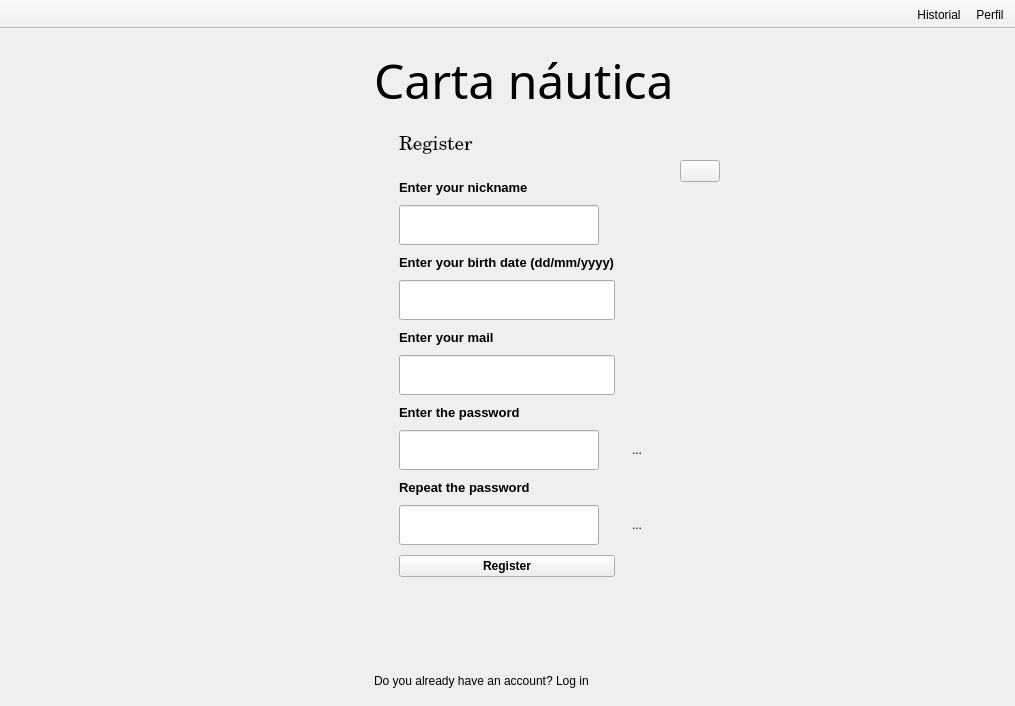
Before: the Qt Designer form mainwindow.ui in raqquel21/carta-nautica, drawn with Qt 5.
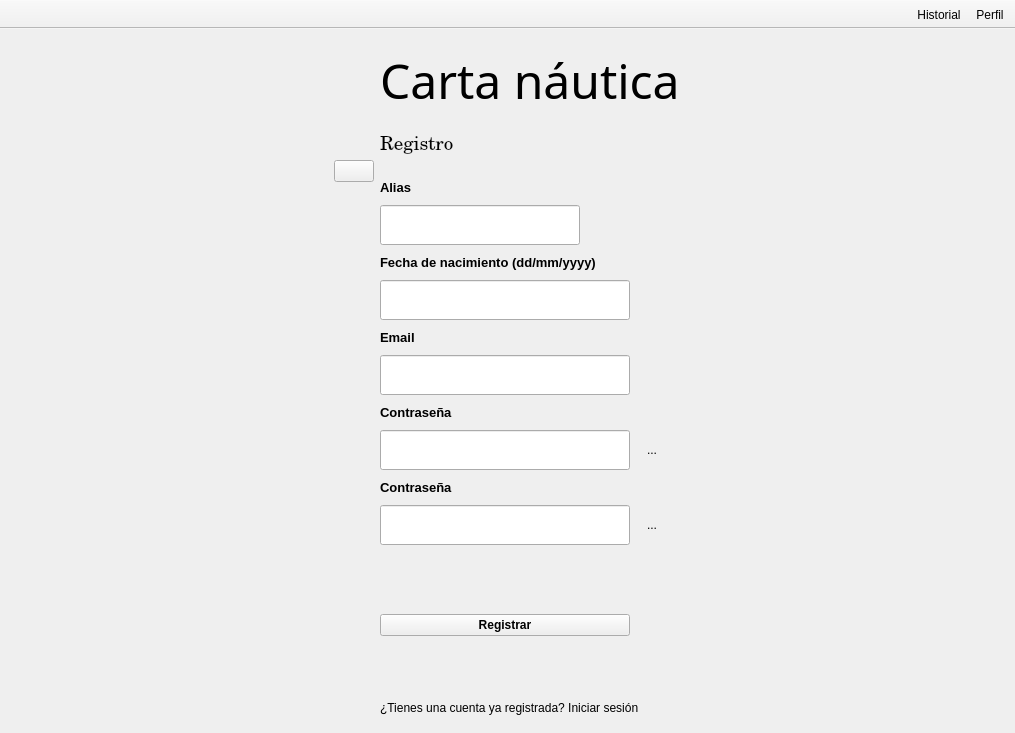
After: the same form once the commit is applied. The open tabs and pages were chosen to show the change. Icons and pictures are not drawn.

What changed in the file:
```diff
--- a/mainwindow.ui
+++ b/mainwindow.ui
@@ -7,7 +7,7 @@
     <x>0</x>
     <y>0</y>
     <width>1015</width>
-    <height>706</height>
+    <height>711</height>
    </rect>
   </property>
   <property name="windowTitle">
@@ -15,7 +15,7 @@
   </property>
   <widget class="QWidget" name="centralwidget">
    <layout class="QGridLayout" name="gridLayout_3">
-    <item row="1" column="0">
+    <item row="0" column="0">
      <widget class="QStackedWidget" name="stackedWidget">
       <property name="minimumSize">
        <size>
@@ -337,52 +337,7 @@
       </widget>
       <widget class="QWidget" name="Register">
        <layout class="QGridLayout" name="gridLayout_9">
-        <item row="3" column="1">
-         <spacer name="horizontalSpacer_8">
-          <property name="orientation">
-           <enum>Qt::Orientation::Horizontal</enum>
-          </property>
-          <property name="sizeType">
-           <enum>QSizePolicy::Policy::Preferred</enum>
-          </property>
-          <property name="sizeHint" stdset="0">
-           <size>
-            <width>480</width>
-            <height>20</height>
-           </size>
-          </property>
-         </spacer>
-        </item>
-        <item row="0" column="2">
-         <spacer name="verticalSpacer_19">
-          <property name="orientation">
-           <enum>Qt::Orientation::Vertical</enum>
-          </property>
-          <property name="sizeHint" stdset="0">
-           <size>
-            <width>20</width>
-            <height>40</height>
-           </size>
-          </property>
-         </spacer>
-        </item>
-        <item row="3" column="4">
-         <spacer name="horizontalSpacer_9">
-          <property name="orientation">
-           <enum>Qt::Orientation::Horizontal</enum>
-          </property>
-          <property name="sizeType">
-           <enum>QSizePolicy::Policy::Preferred</enum>
-          </property>
-          <property name="sizeHint" stdset="0">
-           <size>
-            <width>400</width>
-            <height>20</height>
-           </size>
-          </property>
-         </spacer>
-        </item>
-        <item row="1" column="2">
+        <item row="1" column="3">
          <widget class="QLabel" name="titulo_2">
           <property name="sizePolicy">
            <sizepolicy hsizetype="MinimumExpanding" vsizetype="MinimumExpanding">
@@ -404,54 +359,20 @@
           </property>
          </widget>
         </item>
-        <item row="4" column="2">
-         <widget class="QLabel" name="iniciar_sesion">
-          <property name="text">
-           <string>Do you already have an account? Log in</string>
+        <item row="0" column="3">
+         <spacer name="verticalSpacer_19">
+          <property name="orientation">
+           <enum>Qt::Orientation::Vertical</enum>
           </property>
-         </widget>
+          <property name="sizeHint" stdset="0">
+           <size>
+            <width>20</width>
+            <height>40</height>
+           </size>
+          </property>
+         </spacer>
         </item>
-        <item row="3" column="3">
-         <layout class="QVBoxLayout" name="verticalLayout_2">
-          <item>
-           <spacer name="verticalSpacer_17">
-            <property name="orientation">
-             <enum>Qt::Orientation::Vertical</enum>
-            </property>
-            <property name="sizeType">
-             <enum>QSizePolicy::Policy::Preferred</enum>
-            </property>
-            <property name="sizeHint" stdset="0">
-             <size>
-              <width>20</width>
-              <height>40</height>
-             </size>
-            </property>
-           </spacer>
-          </item>
-          <item>
-           <widget class="QPushButton" name="PerfilImageRegister">
-            <property name="text">
-             <string/>
-            </property>
-           </widget>
-          </item>
-          <item>
-           <spacer name="verticalSpacer_18">
-            <property name="orientation">
-             <enum>Qt::Orientation::Vertical</enum>
-            </property>
-            <property name="sizeHint" stdset="0">
-             <size>
-              <width>20</width>
-              <height>40</height>
-             </size>
-            </property>
-           </spacer>
-          </item>
-         </layout>
-        </item>
-        <item row="2" column="2">
+        <item row="2" column="3">
          <spacer name="verticalSpacer_13">
           <property name="orientation">
            <enum>Qt::Orientation::Vertical</enum>
@@ -464,35 +385,16 @@
           </property>
          </spacer>
         </item>
-        <item row="3" column="2">
-         <layout class="QGridLayout" name="gridLayout_10">
+        <item row="3" column="3">
+         <layout class="QGridLayout" name="gridLayout_10" rowminimumheight="0,0,0,0,0,0,0,0,0,0,0,0,0,0,0,0,0,0,0,0,0,0,0,0,0,0,0">
+          <property name="sizeConstraint">
+           <enum>QLayout::SizeConstraint::SetDefaultConstraint</enum>
+          </property>
           <property name="spacing">
            <number>10</number>
           </property>
-          <item row="14" column="3">
-           <widget class="QToolButton" name="pas3">
-            <property name="text">
-             <string>...</string>
-            </property>
-            <property name="checkable">
-             <bool>false</bool>
-            </property>
-            <property name="autoRaise">
-             <bool>true</bool>
-            </property>
-            <property name="clase" stdset="0">
-             <string>iconBut</string>
-            </property>
-           </widget>
-          </item>
-          <item row="5" column="1" colspan="2">
-           <widget class="QLabel" name="label_enter_nickname_2">
-            <property name="sizePolicy">
-             <sizepolicy hsizetype="Preferred" vsizetype="Maximum">
-              <horstretch>0</horstretch>
-              <verstretch>0</verstretch>
-             </sizepolicy>
-            </property>
+          <item row="8" column="1" colspan="4">
+           <widget class="QLabel" name="label_password_3">
             <property name="maximumSize">
              <size>
               <width>250</width>
@@ -506,74 +408,11 @@
              </font>
             </property>
             <property name="text">
-             <string>Enter your birth date (dd/mm/yyyy)</string>
+             <string>Contraseña</string>
             </property>
            </widget>
           </item>
-          <item row="12" column="1" colspan="2">
-           <widget class="QLineEdit" name="enter_password_r1">
-            <property name="minimumSize">
-             <size>
-              <width>0</width>
-              <height>40</height>
-             </size>
-            </property>
-            <property name="maximumSize">
-             <size>
-              <width>200</width>
-              <height>16777215</height>
-             </size>
-            </property>
-           </widget>
-          </item>
-          <item row="6" column="1" colspan="2">
-           <widget class="QLineEdit" name="enter_birth_date">
-            <property name="sizePolicy">
-             <sizepolicy hsizetype="MinimumExpanding" vsizetype="MinimumExpanding">
-              <horstretch>0</horstretch>
-              <verstretch>0</verstretch>
-             </sizepolicy>
-            </property>
-            <property name="minimumSize">
-             <size>
-              <width>0</width>
-              <height>40</height>
-             </size>
-            </property>
-            <property name="maximumSize">
-             <size>
-              <width>250</width>
-              <height>16777215</height>
-             </size>
-            </property>
-           </widget>
-          </item>
-          <item row="3" column="1" colspan="2">
-           <widget class="QLabel" name="label_enter_nickname">
-            <property name="sizePolicy">
-             <sizepolicy hsizetype="Preferred" vsizetype="Maximum">
-              <horstretch>0</horstretch>
-              <verstretch>0</verstretch>
-             </sizepolicy>
-            </property>
-            <property name="maximumSize">
-             <size>
-              <width>250</width>
-              <height>16777215</height>
-             </size>
-            </property>
-            <property name="font">
-             <font>
-              <pointsize>10</pointsize>
-              <bold>true</bold>
-             </font>
-            </property>
-            <property name="text">
-             <string>Enter your nickname</string>
-            </property>
-           </widget>
-          </item>
-          <item row="4" column="1" colspan="2">
+          <item row="3" column="1" colspan="4">
            <widget class="QLineEdit" name="enter_nickname_reg">
             <property name="sizePolicy">
              <sizepolicy hsizetype="MinimumExpanding" vsizetype="MinimumExpanding">
@@ -595,55 +434,7 @@
             </property>
            </widget>
           </item>
-          <item row="13" column="1" colspan="2">
-           <widget class="QLabel" name="label_password_4">
-            <property name="maximumSize">
-             <size>
-              <width>250</width>
-              <height>16777215</height>
-             </size>
-            </property>
-            <property name="font">
-             <font>
-              <pointsize>10</pointsize>
-              <bold>true</bold>
-             </font>
-            </property>
-            <property name="text">
-             <string>Repeat the password</string>
-            </property>
-           </widget>
-          </item>
-          <item row="16" column="1" colspan="2">
-           <spacer name="verticalSpacer_15">
-            <property name="orientation">
-             <enum>Qt::Orientation::Vertical</enum>
-            </property>
-            <property name="sizeHint" stdset="0">
-             <size>
-              <width>20</width>
-              <height>350</height>
-             </size>
-            </property>
-           </spacer>
-          </item>
-          <item row="14" column="5">
-           <spacer name="horizontalSpacer_20">
-            <property name="orientation">
-             <enum>Qt::Orientation::Horizontal</enum>
-            </property>
-            <property name="sizeType">
-             <enum>QSizePolicy::Policy::Preferred</enum>
-            </property>
-            <property name="sizeHint" stdset="0">
-             <size>
-              <width>40</width>
-              <height>20</height>
-             </size>
-            </property>
-           </spacer>
-          </item>
-          <item row="15" column="1" colspan="2">
+          <item row="12" column="1" rowspan="15" colspan="4">
            <widget class="QPushButton" name="buttonRegister">
             <property name="maximumSize">
              <size>
@@ -657,11 +448,140 @@
              </font>
             </property>
             <property name="text">
-             <string>Register</string>
+             <string>Registrar</string>
             </property>
            </widget>
           </item>
-          <item row="1" column="1" colspan="2">
+          <item row="10" column="1" colspan="4">
+           <widget class="QLabel" name="label_password_4">
+            <property name="maximumSize">
+             <size>
+              <width>16777215</width>
+              <height>16777215</height>
+             </size>
+            </property>
+            <property name="font">
+             <font>
+              <pointsize>10</pointsize>
+              <bold>true</bold>
+             </font>
+            </property>
+            <property name="text">
+             <string>Contraseña</string>
+            </property>
+           </widget>
+          </item>
+          <item row="5" column="1" colspan="4">
+           <widget class="QLineEdit" name="enter_birth_date">
+            <property name="sizePolicy">
+             <sizepolicy hsizetype="MinimumExpanding" vsizetype="MinimumExpanding">
+              <horstretch>0</horstretch>
+              <verstretch>0</verstretch>
+             </sizepolicy>
+            </property>
+            <property name="minimumSize">
+             <size>
+              <width>0</width>
+              <height>40</height>
+             </size>
+            </property>
+            <property name="maximumSize">
+             <size>
+              <width>250</width>
+              <height>16777215</height>
+             </size>
+            </property>
+           </widget>
+          </item>
+          <item row="11" column="1">
+           <widget class="QLineEdit" name="enter_password_r2">
+            <property name="minimumSize">
+             <size>
+              <width>0</width>
+              <height>40</height>
+             </size>
+            </property>
+            <property name="maximumSize">
+             <size>
+              <width>250</width>
+              <height>16777215</height>
+             </size>
+            </property>
+           </widget>
+          </item>
+          <item row="7" column="1" colspan="4">
+           <widget class="QLineEdit" name="enter_mail">
+            <property name="sizePolicy">
+             <sizepolicy hsizetype="MinimumExpanding" vsizetype="MinimumExpanding">
+              <horstretch>0</horstretch>
+              <verstretch>0</verstretch>
+             </sizepolicy>
+            </property>
+            <property name="minimumSize">
+             <size>
+              <width>0</width>
+              <height>40</height>
+             </size>
+            </property>
+            <property name="maximumSize">
+             <size>
+              <width>250</width>
+              <height>16777215</height>
+             </size>
+            </property>
+           </widget>
+          </item>
+          <item row="4" column="1" colspan="4">
+           <widget class="QLabel" name="label_enter_nickname_2">
+            <property name="sizePolicy">
+             <sizepolicy hsizetype="Preferred" vsizetype="Maximum">
+              <horstretch>0</horstretch>
+              <verstretch>0</verstretch>
+             </sizepolicy>
+            </property>
+            <property name="maximumSize">
+             <size>
+              <width>250</width>
+              <height>16777215</height>
+             </size>
+            </property>
+            <property name="font">
+             <font>
+              <pointsize>10</pointsize>
+              <bold>true</bold>
+             </font>
+            </property>
+            <property name="text">
+             <string>Fecha de nacimiento (dd/mm/yyyy)</string>
+            </property>
+           </widget>
+          </item>
+          <item row="6" column="1" colspan="4">
+           <widget class="QLabel" name="label_enter_nickname_3">
+            <property name="sizePolicy">
+             <sizepolicy hsizetype="Preferred" vsizetype="Maximum">
+              <horstretch>0</horstretch>
+              <verstretch>0</verstretch>
+             </sizepolicy>
+            </property>
+            <property name="maximumSize">
+             <size>
+              <width>250</width>
+              <height>16777215</height>
+             </size>
+            </property>
+            <property name="font">
+             <font>
+              <pointsize>10</pointsize>
+              <bold>true</bold>
+             </font>
+            </property>
+            <property name="text">
+             <string>Email</string>
+            </property>
+           </widget>
+          </item>
+          <item row="0" column="1" rowspan="2" colspan="4">
            <widget class="QLabel" name="label_Register">
             <property name="minimumSize">
              <size>
@@ -682,14 +602,39 @@
              </font>
             </property>
             <property name="text">
-             <string>Register</string>
+             <string>Registro</string>
             </property>
             <property name="clase" stdset="0">
              <string>subtitulo</string>
             </property>
            </widget>
           </item>
-          <item row="12" column="3">
+          <item row="2" column="1" colspan="4">
+           <widget class="QLabel" name="label_enter_nickname">
+            <property name="sizePolicy">
+             <sizepolicy hsizetype="Preferred" vsizetype="Maximum">
+              <horstretch>0</horstretch>
+              <verstretch>0</verstretch>
+             </sizepolicy>
+            </property>
+            <property name="maximumSize">
+             <size>
+              <width>250</width>
+              <height>16777215</height>
+             </size>
+            </property>
+            <property name="font">
+             <font>
+              <pointsize>10</pointsize>
+              <bold>true</bold>
+             </font>
+            </property>
+            <property name="text">
+             <string>Alias</string>
+            </property>
+           </widget>
+          </item>
+          <item row="9" column="2" colspan="3">
            <widget class="QToolButton" name="pas2">
             <property name="text">
              <string>...</string>
@@ -702,100 +647,119 @@
             </property>
            </widget>
           </item>
-          <item row="10" column="1" colspan="2">
-           <widget class="QLabel" name="label_password_3">
+          <item row="9" column="1">
+           <widget class="QLineEdit" name="enter_password_r1">
+            <property name="minimumSize">
+             <size>
+              <width>0</width>
+              <height>40</height>
+             </size>
+            </property>
             <property name="maximumSize">
              <size>
               <width>250</width>
               <height>16777215</height>
              </size>
             </property>
-            <property name="font">
-             <font>
-              <pointsize>10</pointsize>
-              <bold>true</bold>
-             </font>
-            </property>
+           </widget>
+          </item>
+          <item row="11" column="2" colspan="3">
+           <widget class="QToolButton" name="pas3">
             <property name="text">
-             <string>Enter the password</string>
+             <string>...</string>
+            </property>
+            <property name="checkable">
+             <bool>false</bool>
+            </property>
+            <property name="autoRaise">
+             <bool>true</bool>
+            </property>
+            <property name="clase" stdset="0">
+             <string>iconBut</string>
             </property>
            </widget>
           </item>
-          <item row="14" column="0">
-           <spacer name="horizontalSpacer_11">
+         </layout>
+        </item>
+        <item row="4" column="3">
+         <widget class="QLabel" name="iniciar_sesion">
+          <property name="text">
+           <string>¿Tienes una cuenta ya registrada? Iniciar sesión</string>
+          </property>
+         </widget>
+        </item>
+        <item row="3" column="1">
+         <spacer name="horizontalSpacer_8">
+          <property name="orientation">
+           <enum>Qt::Orientation::Horizontal</enum>
+          </property>
+          <property name="sizeType">
+           <enum>QSizePolicy::Policy::Preferred</enum>
+          </property>
+          <property name="sizeHint" stdset="0">
+           <size>
+            <width>480</width>
+            <height>20</height>
+           </size>
+          </property>
+         </spacer>
+        </item>
+        <item row="3" column="2">
+         <layout class="QVBoxLayout" name="verticalLayout_2">
+          <item>
+           <spacer name="verticalSpacer_17">
             <property name="orientation">
-             <enum>Qt::Orientation::Horizontal</enum>
+             <enum>Qt::Orientation::Vertical</enum>
             </property>
             <property name="sizeType">
              <enum>QSizePolicy::Policy::Preferred</enum>
             </property>
             <property name="sizeHint" stdset="0">
              <size>
-              <width>40</width>
-              <height>20</height>
+              <width>20</width>
+              <height>40</height>
              </size>
             </property>
            </spacer>
           </item>
-          <item row="8" column="1" colspan="2">
-           <widget class="QLabel" name="label_enter_nickname_3">
-            <property name="sizePolicy">
-             <sizepolicy hsizetype="Preferred" vsizetype="Maximum">
-              <horstretch>0</horstretch>
-              <verstretch>0</verstretch>
-             </sizepolicy>
-            </property>
-            <property name="font">
-             <font>
-              <pointsize>10</pointsize>
-              <bold>true</bold>
-             </font>
-            </property>
+          <item>
+           <widget class="QPushButton" name="PerfilImageRegister">
             <property name="text">
-             <string>Enter your mail</string>
+             <string/>
             </property>
            </widget>
           </item>
-          <item row="9" column="1" colspan="2">
-           <widget class="QLineEdit" name="enter_mail">
-            <property name="sizePolicy">
-             <sizepolicy hsizetype="MinimumExpanding" vsizetype="MinimumExpanding">
-              <horstretch>0</horstretch>
-              <verstretch>0</verstretch>
-             </sizepolicy>
+          <item>
+           <spacer name="verticalSpacer_18">
+            <property name="orientation">
+             <enum>Qt::Orientation::Vertical</enum>
             </property>
-            <property name="minimumSize">
+            <property name="sizeHint" stdset="0">
              <size>
-              <width>0</width>
+              <width>20</width>
               <height>40</height>
              </size>
             </property>
-            <property name="maximumSize">
-             <size>
-              <width>250</width>
-              <height>16777215</height>
-             </size>
-            </property>
-           </widget>
-          </item>
-          <item row="14" column="1" colspan="2">
-           <widget class="QLineEdit" name="enter_password_r2">
-            <property name="minimumSize">
-             <size>
-              <width>0</width>
-              <height>40</height>
-             </size>
-            </property>
-            <property name="maximumSize">
-             <size>
-              <width>200</width>
-              <height>16777215</height>
-             </size>
-            </property>
-           </widget>
+           </spacer>
           </item>
          </layout>
         </item>
+        <item row="3" column="5">
+         <spacer name="horizontalSpacer_9">
+          <property name="orientation">
+           <enum>Qt::Orientation::Horizontal</enum>
+          </property>
+          <property name="sizeType">
+           <enum>QSizePolicy::Policy::Preferred</enum>
+          </property>
+          <property name="sizeHint" stdset="0">
+           <size>
+            <width>480</width>
+            <height>20</height>
+           </size>
+          </property>
+         </spacer>
+        </item>
        </layout>
       </widget>
       <widget class="QWidget" name="perfil_menu">
```
Left out of the diff: 18 changed lines with no effect on the pictures.
